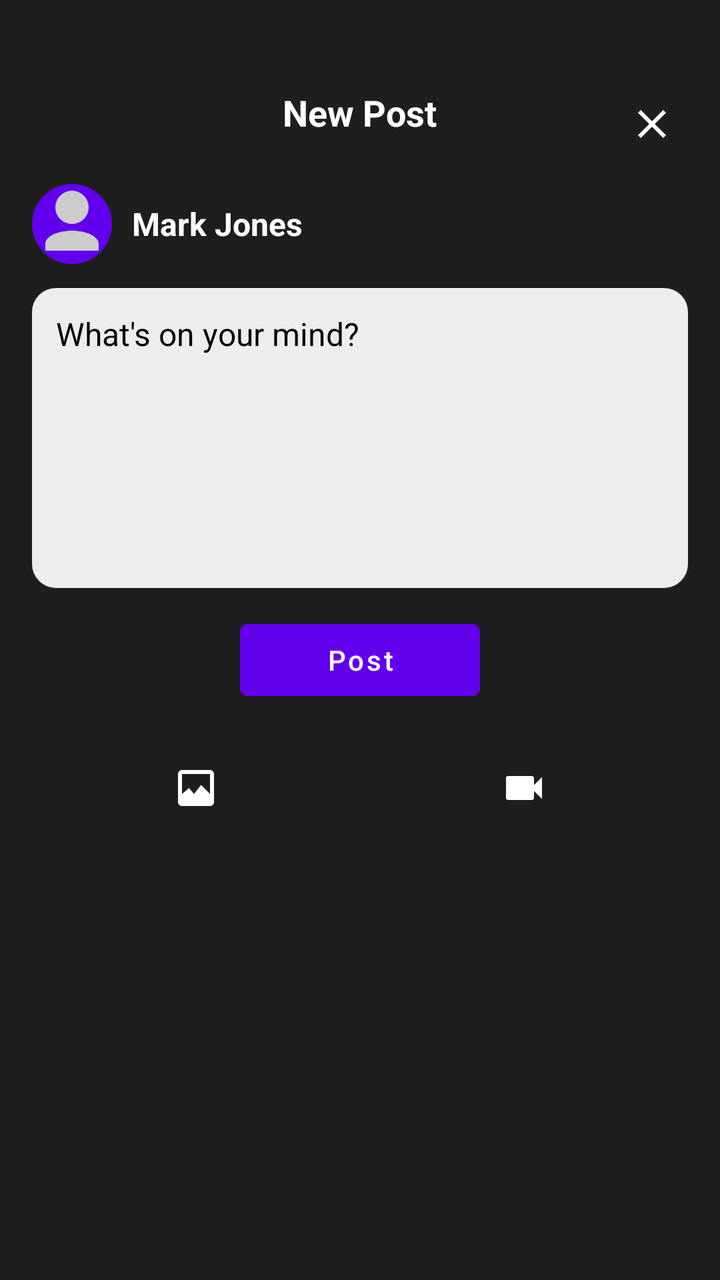
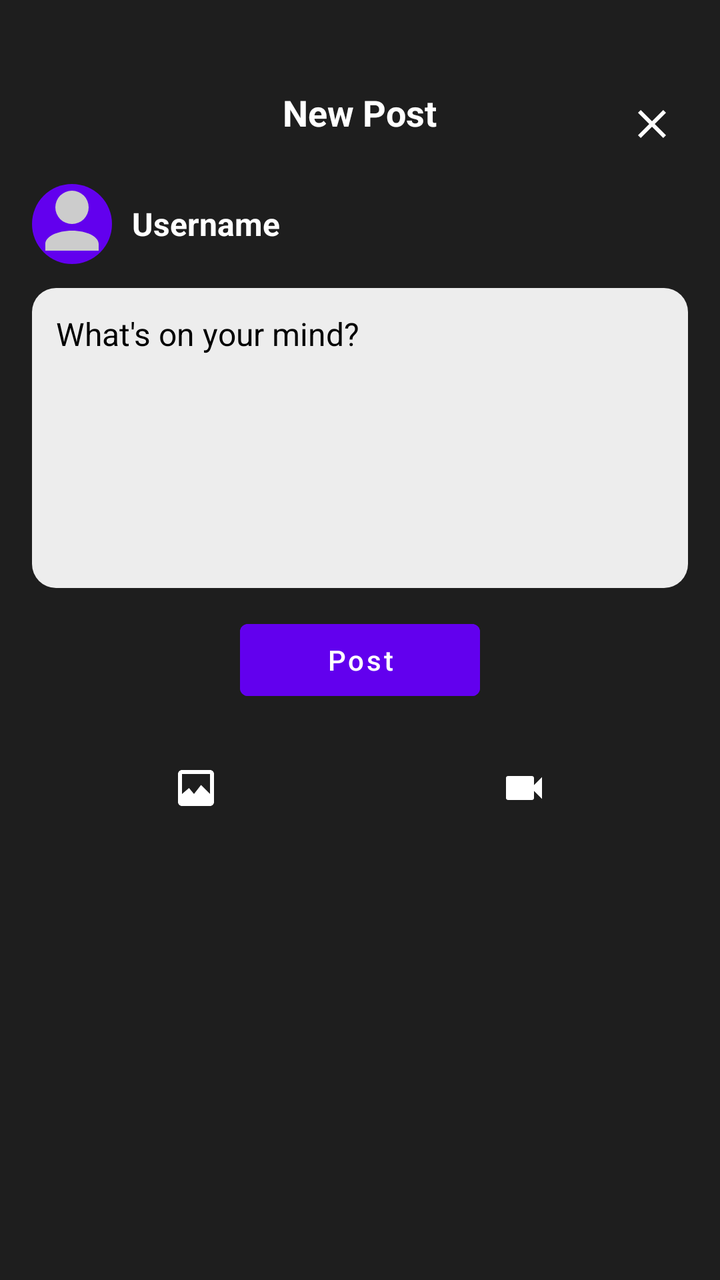

The first picture is an Android layout as it rendered before a commit; the second is the same layout after the commit. The layout source and the unified diff follow.
<!-- AndroidManifest.xml: application theme Theme.VIRE -->
<!-- res/layout/activity_new_post.xml -->
<?xml version="1.0" encoding="utf-8"?>

<LinearLayout
    xmlns:android="http://schemas.android.com/apk/res/android"
    android:orientation="vertical"
    android:layout_width="match_parent"
    android:layout_height="match_parent"
    android:background="@color/darker_gray"
    android:padding="16dp">

    
    <RelativeLayout
        android:layout_width="match_parent"
        android:layout_height="wrap_content"
        android:layout_marginTop="20dp"
        android:layout_marginBottom="12dp">

        <TextView
            android:id="@+id/newPostTitle"
            android:layout_width="wrap_content"
            android:layout_height="wrap_content"
            android:text="New Post"
            android:textColor="@android:color/white"
            android:textSize="18sp"
            android:textStyle="bold"
            android:layout_centerHorizontal="true"
            android:layout_marginTop="8dp"/>

        <ImageButton
            android:id="@+id/closeNewPost"
            android:layout_width="36dp"
            android:layout_height="36dp"
            android:layout_alignParentEnd="true"
            android:layout_marginTop="8dp"
            android:background="@android:color/transparent"
            android:src="@drawable/ic_close"
            android:tint="@android:color/white"
            android:contentDescription="Close"/>
    </RelativeLayout>


    
    <LinearLayout
        android:layout_width="match_parent"
        android:layout_height="wrap_content"
        android:orientation="horizontal"
        android:gravity="center_vertical"
        android:layout_marginBottom="12dp">

        <ImageView
            android:id="@+id/userAvatar"
            android:layout_width="40dp"
            android:layout_height="40dp"
            android:src="@drawable/ic_profile_placeholder"
            android:background="@drawable/circle_bg"
            android:contentDescription="User Avatar"
            android:layout_marginEnd="10dp"/>

        <TextView
            android:id="@+id/userName"
            android:layout_width="wrap_content"
            android:layout_height="wrap_content"
            android:text="Mark Jones"
            android:textColor="@android:color/white"
            android:textSize="16sp"
            android:textStyle="bold"/>
    </LinearLayout>

    
    <EditText
        android:id="@+id/postEditText"
        android:layout_width="match_parent"
        android:layout_height="150dp"
        android:hint="What's on your mind?"
        android:gravity="top|start"
        android:background="@drawable/search_bar_bg"
        android:padding="12dp"
        android:textColor="@android:color/black"
        android:textColorHint="@color/black"
        android:textSize="16sp"
        android:layout_marginBottom="12dp"/>

    
    <Button
        android:id="@+id/postButton"
        android:layout_width="120dp"
        android:layout_height="wrap_content"
        android:text="Post"
        android:backgroundTint="@color/purple_500"
        android:textColor="@android:color/white"
        android:textAllCaps="false"
        android:paddingVertical="8dp"
        android:textSize="14sp"
        android:layout_gravity="center_horizontal"
        android:layout_marginBottom="20dp"/>

    
    <LinearLayout
        android:id="@+id/mediaBar"
        android:layout_width="match_parent"
        android:layout_height="wrap_content"
        android:orientation="horizontal"
        android:gravity="center"
        android:layout_marginTop="8dp">

        <ImageButton
            android:id="@+id/addPhotoButton"
            android:layout_width="0dp"
            android:layout_height="wrap_content"
            android:layout_weight="1"
            android:src="@drawable/ic_gallery"
            android:background="@android:color/transparent"
            android:tint="@android:color/white"
            android:contentDescription="Add Photo"/>

        <ImageButton
            android:id="@+id/addVideoButton"
            android:layout_width="0dp"
            android:layout_height="wrap_content"
            android:layout_weight="1"
            android:src="@drawable/ic_video"
            android:background="@android:color/transparent"
            android:tint="@android:color/white"
            android:contentDescription="Add Video"/>
    </LinearLayout>
</LinearLayout>
<!-- resources referenced by this layout -->
<resources>
  <color name="black">#000000</color>
  <color name="darker_gray">#1E1E1E</color>
  <color name="purple_500">#6200EE</color>
  <!-- drawable circle_bg (drawable) -->
  <?xml version="1.0" encoding="utf-8"?>
  
  <shape xmlns:android="http://schemas.android.com/apk/res/android"
      android:shape="oval">
  
      
      <solid android:color="@color/purple_500"/>
  
      
      <size
          android:width="56dp"
          android:height="56dp"/>
  </shape>
  <!-- drawable ic_close (drawable) -->
  <?xml version="1.0" encoding="utf-8"?>
  <vector xmlns:android="http://schemas.android.com/apk/res/android"
      android:width="24dp"
      android:height="24dp"
      android:viewportWidth="24"
      android:viewportHeight="24">
      <path
          android:fillColor="#FFFFFF"
          android:pathData="M19,6.41L17.59,5 12,10.59 6.41,5 5,6.41 10.59,12 5,17.59 6.41,19 12,13.41 17.59,19 19,17.59 13.41,12z"/>
  </vector>
  <!-- drawable ic_gallery (drawable) -->
  <?xml version="1.0" encoding="utf-8"?>
  <vector xmlns:android="http://schemas.android.com/apk/res/android"
      android:width="24dp" android:height="24dp"
      android:viewportWidth="24" android:viewportHeight="24">
      <path android:fillColor="#FFFFFF"
          android:pathData="M21,19V5c0,-1.1 -0.9,-2 -2,-2H5c-1.1,0 -2,0.9 -2,2v14c0,1.1 0.9,2 2,2h14c1.1,0 2,-0.9 2,-2zM5,5h14v10l-4.5,-4.5l-3.5,4.5l-2.5,-3L5,15V5z"/>
  </vector>
  <!-- drawable ic_profile_placeholder (drawable) -->
  <?xml version="1.0" encoding="utf-8"?>
  <vector xmlns:android="http://schemas.android.com/apk/res/android"
      android:width="100dp"
      android:height="100dp"
      android:viewportWidth="24"
      android:viewportHeight="24">
      <path
          android:fillColor="#CCCCCC"
          android:pathData="M12,12a5,5 0 1,0 -5,-5a5,5 0 0,0 5,5zM12,14c-4.42,0 -8,1.79 -8,4v2h16v-2c0,-2.21 -3.58,-4 -8,-4z"/>
  </vector>
  <!-- drawable ic_video (drawable) -->
  <?xml version="1.0" encoding="utf-8"?>
  <vector xmlns:android="http://schemas.android.com/apk/res/android"
      android:width="24dp" android:height="24dp"
      android:viewportWidth="24" android:viewportHeight="24">
      <path android:fillColor="#FFFFFF"
          android:pathData="M17,10.5V7c0,-0.55 -0.45,-1 -1,-1H4c-0.55,0 -1,0.45 -1,1v10c0,0.55 0.45,1 1,1h12c0.55,0 1,-0.45 1,-1v-3.5l4,4v-11l-4,4z"/>
  </vector>
  <!-- drawable search_bar_bg (drawable) -->
  <?xml version="1.0" encoding="utf-8"?>
  <shape xmlns:android="http://schemas.android.com/apk/res/android" android:shape="rectangle">
      <solid android:color="@color/light_gray" />
      <corners android:radius="12dp" />
  </shape>
  <style name="Theme.VIRE" parent="Theme.MaterialComponents.DayNight.NoActionBar">
          
          <item name="colorPrimary">#6200EE</item>  
          <item name="colorPrimaryVariant">#3700B3</item>
          <item name="colorOnPrimary">#FFFFFF</item>
          
          <item name="colorSecondary">#03DAC5</item>
          <item name="colorSecondaryVariant">#018786</item>
          <item name="colorOnSecondary">#000000</item>
      </style>
  <color name="light_gray">#EDEDED</color>
</resources>

<!-- the commit's change to res/layout/activity_new_post.xml (unified diff, before → after) -->
@@ -60,7 +60,7 @@
             android:id="@+id/userName"
             android:layout_width="wrap_content"
             android:layout_height="wrap_content"
-            android:text="Mark Jones"
+            android:text="Username"
             android:textColor="@android:color/white"
             android:textSize="16sp"
             android:textStyle="bold"/>
